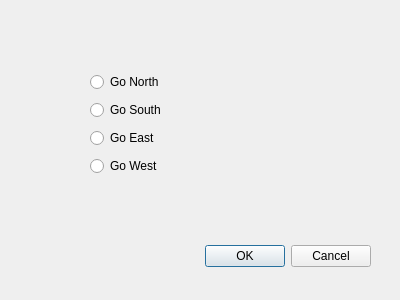
Before: the Qt Designer form selectmove.ui in CBennett12/CS4076, drawn with Qt 5.
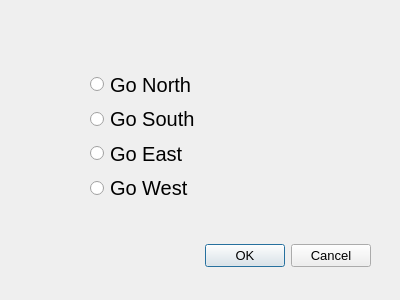
After: the same form once the commit is applied.

Commit message: Resized widgets

```diff
--- a/selectmove.ui
+++ b/selectmove.ui
@@ -34,6 +34,11 @@
      <height>32</height>
     </rect>
    </property>
+   <property name="font">
+    <font>
+     <pointsize>10</pointsize>
+    </font>
+   </property>
    <property name="orientation">
     <enum>Qt::Horizontal</enum>
    </property>
@@ -47,12 +52,17 @@
      <x>90</x>
      <y>70</y>
      <width>251</width>
-     <height>111</height>
+     <height>132</height>
     </rect>
    </property>
    <layout class="QVBoxLayout" name="buttonsLayout">
     <item>
      <widget class="QRadioButton" name="fButton">
+      <property name="font">
+       <font>
+        <pointsize>15</pointsize>
+       </font>
+      </property>
       <property name="text">
        <string>Go North</string>
       </property>
@@ -60,6 +70,11 @@
     </item>
     <item>
      <widget class="QRadioButton" name="bButton">
+      <property name="font">
+       <font>
+        <pointsize>15</pointsize>
+       </font>
+      </property>
       <property name="text">
        <string>Go South</string>
       </property>
@@ -67,6 +82,11 @@
     </item>
     <item>
      <widget class="QRadioButton" name="rButton">
+      <property name="font">
+       <font>
+        <pointsize>15</pointsize>
+       </font>
+      </property>
       <property name="text">
        <string>Go East</string>
       </property>
@@ -74,6 +94,11 @@
     </item>
     <item>
      <widget class="QRadioButton" name="lButton">
+      <property name="font">
+       <font>
+        <pointsize>15</pointsize>
+       </font>
+      </property>
       <property name="text">
        <string>Go West</string>
       </property>
```
The commit also changes 4 other files.
